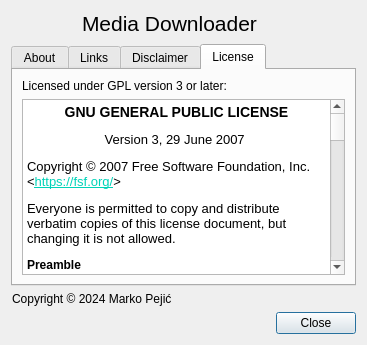
Before: the Qt Designer form src/designer/about_dialog.ui in markop404/media-downloader, drawn with Qt 5.
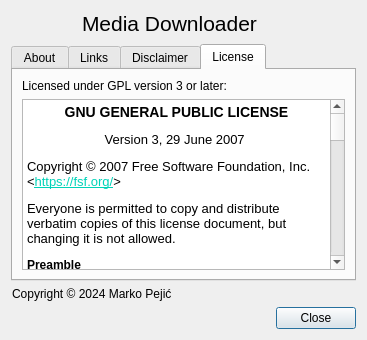
After: the same form once the commit is applied. The open tabs and pages were chosen to show the change. Icons and pictures are not drawn.

```diff
--- a/src/designer/about_dialog.ui
+++ b/src/designer/about_dialog.ui
@@ -7,13 +7,13 @@
     <x>0</x>
     <y>0</y>
     <width>367</width>
-    <height>345</height>
+    <height>340</height>
    </rect>
   </property>
   <property name="minimumSize">
    <size>
     <width>367</width>
-    <height>345</height>
+    <height>340</height>
    </size>
   </property>
   <property name="windowTitle">
@@ -219,7 +219,7 @@
 hr { height: 1px; border-width: 0; }
 li.unchecked::marker { content: &quot;\2610&quot;; }
 li.checked::marker { content: &quot;\2612&quot;; }
-&lt;/style&gt;&lt;/head&gt;&lt;body style=&quot; font-family:'Cantarell'; font-size:11pt; font-weight:400; font-style:normal;&quot;&gt;
+&lt;/style&gt;&lt;/head&gt;&lt;body style=&quot; font-family:'Segoe UI'; font-size:9pt; font-weight:400; font-style:normal;&quot;&gt;
 &lt;h3 align=&quot;center&quot; style=&quot; margin-top:14px; margin-bottom:12px; margin-left:0px; margin-right:0px; -qt-block-indent:0; text-indent:0px;&quot;&gt;&lt;span style=&quot; font-family:'Noto Sans'; font-size:10pt; font-weight:700;&quot;&gt;GNU GENERAL PUBLIC LICENSE&lt;/span&gt;&lt;/h3&gt;
 &lt;p align=&quot;center&quot; style=&quot; margin-top:12px; margin-bottom:12px; margin-left:0px; margin-right:0px; -qt-block-indent:0; text-indent:0px;&quot;&gt;&lt;span style=&quot; font-family:'Noto Sans'; font-size:10pt;&quot;&gt;Version 3, 29 June 2007 &lt;/span&gt;&lt;/p&gt;
 &lt;p style=&quot; margin-top:12px; margin-bottom:12px; margin-left:0px; margin-right:0px; -qt-block-indent:0; text-indent:0px;&quot;&gt;&lt;span style=&quot; font-family:'Noto Sans'; font-size:10pt;&quot;&gt;Copyright © 2007 Free Software Foundation, Inc. &amp;lt;&lt;/span&gt;&lt;a href=&quot;https://fsf.org/&quot;&gt;&lt;span style=&quot; font-family:'Noto Sans'; font-size:10pt; text-decoration: underline; color:#00d3b8;&quot;&gt;https://fsf.org/&lt;/span&gt;&lt;/a&gt;&lt;span style=&quot; font-family:'Noto Sans'; font-size:10pt;&quot;&gt;&amp;gt;&lt;/span&gt;&lt;/p&gt;
```
